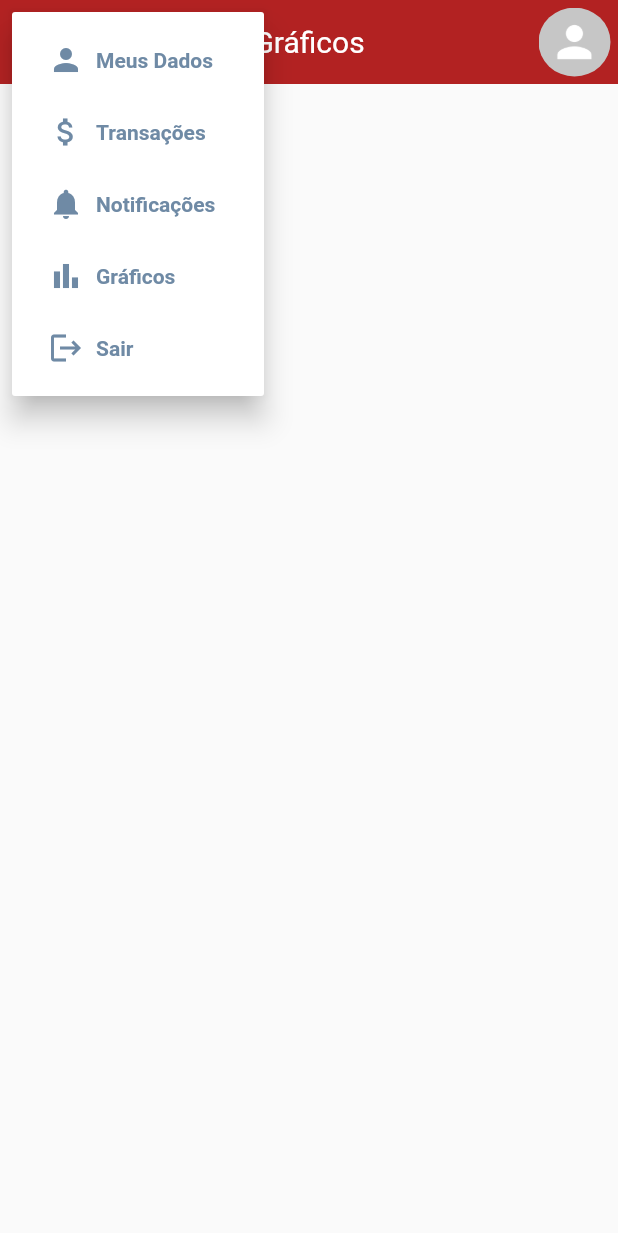
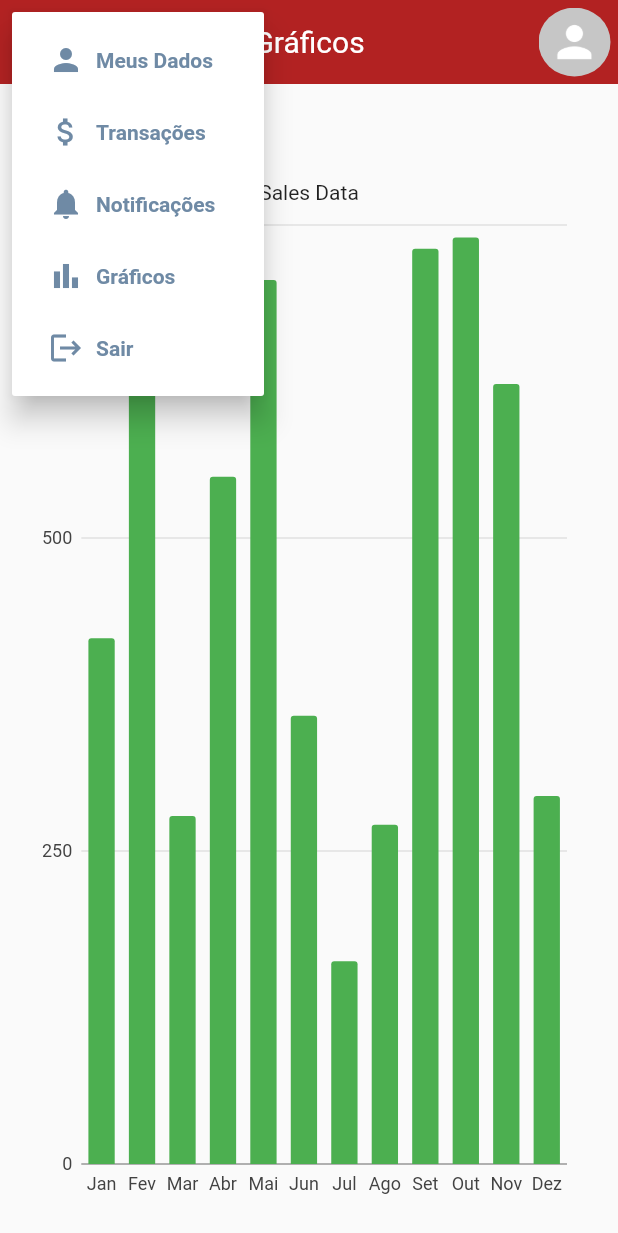
Before and after one commit to wendelsantosd/amawfinance_mobile, a Flutter app: the screen it shows after launch, after a tap on the "menu" icon, on a phone screen of 412 x 824 dp. Shown: the top 1233 px of the screen. Run offline on Flutter 3.47's test engine with Material 2 defaults, Android fonts, the light colour scheme and no system bars; our stand-ins replace charts_flutter, flutter_spinkit, google_fonts, google_sign_in, image_picker, shared_preferences; network calls fail.

Commit message:
feat: init prototype chart

```diff
--- a/lib/pages/charts/charts.dart
+++ b/lib/pages/charts/charts.dart
@@ -1,5 +1,8 @@
+import 'dart:math';
+
 import 'package:amawfinance_mobile/components/app_bar_widget.dart';
 import 'package:flutter/material.dart';
+import 'package:charts_flutter/flutter.dart' as charts;
 
 class Charts extends StatefulWidget {
   const Charts({Key? key}) : super(key: key);
@@ -8,13 +11,74 @@ class Charts extends StatefulWidget {
   _ChartsState createState() => _ChartsState();
 }
 
+class Sales {
+  String year;
+  int sales;
+
+  Sales(this.year, this.sales);
+}
+
 class _ChartsState extends State<Charts> {
+  List<Sales> _data = [];
+  List<charts.Series<Sales, String>> _chartdata = [];
+
+  void _makeData() {
+    _data = <Sales>[];
+    _chartdata = <charts.Series<Sales, String>>[];
+
+    final rnd = Random();
+
+    // for (int i = 2010; i < 2019; i++) {
+    //   _data.add(Sales(i.toString(), rnd.nextInt(1000)));
+    // }
+
+    _data.add(Sales('Jan', rnd.nextInt(1000)));
+    _data.add(Sales('Fev', rnd.nextInt(1000)));
+    _data.add(Sales('Mar', rnd.nextInt(1000)));
+    _data.add(Sales('Abr', rnd.nextInt(1000)));
+    _data.add(Sales('Mai', rnd.nextInt(1000)));
+    _data.add(Sales('Jun', rnd.nextInt(1000)));
+    _data.add(Sales('Jul', rnd.nextInt(1000)));
+    _data.add(Sales('Ago', rnd.nextInt(1000)));
+    _data.add(Sales('Set', rnd.nextInt(1000)));
+    _data.add(Sales('Out', rnd.nextInt(1000)));
+    _data.add(Sales('Nov', rnd.nextInt(1000)));
+    _data.add(Sales('Dez', rnd.nextInt(1000)));
+
+    _chartdata.add(
+      charts.Series(
+        id: 'Sales',
+        colorFn: (_, __) => charts.MaterialPalette.green.shadeDefault,
+        data: _data,
+        domainFn: (Sales sales, _) => sales.year,
+        measureFn: (Sales sales, _) => sales.sales,
+        fillPatternFn: (_, __) => charts.FillPatternType.solid,
+        displayName: 'Sales',
+      ),
+    );
+  }
+
+  @override
+  void initState() {
+    _makeData();
+    super.initState();
+  }
+
   @override
   Widget build(BuildContext context) {
     return Scaffold(
       extendBodyBehindAppBar: true,
       appBar: AppBarWidget(title: 'Gráficos'),
-      body: Container(),
+      body: Container(
+        padding: const EdgeInsets.all(20),
+        child: Column(children: [
+          const SizedBox(height: 100),
+          const Text('Sales Data'),
+          Expanded(
+            child: charts.BarChart(_chartdata),
+          )
+        ]),
+      ),
     );
   }
 }
--- a/pubspec.yaml
+++ b/pubspec.yaml
@@ -40,6 +40,7 @@ dependencies:
   google_sign_in: ^5.3.0
   image_picker: ^0.8.5
   intl: ^0.17.0
+  charts_flutter: ^0.12.0
 
 dev_dependencies:
   flutter_test:
```
Also changed, not shown: pubspec.lock.
